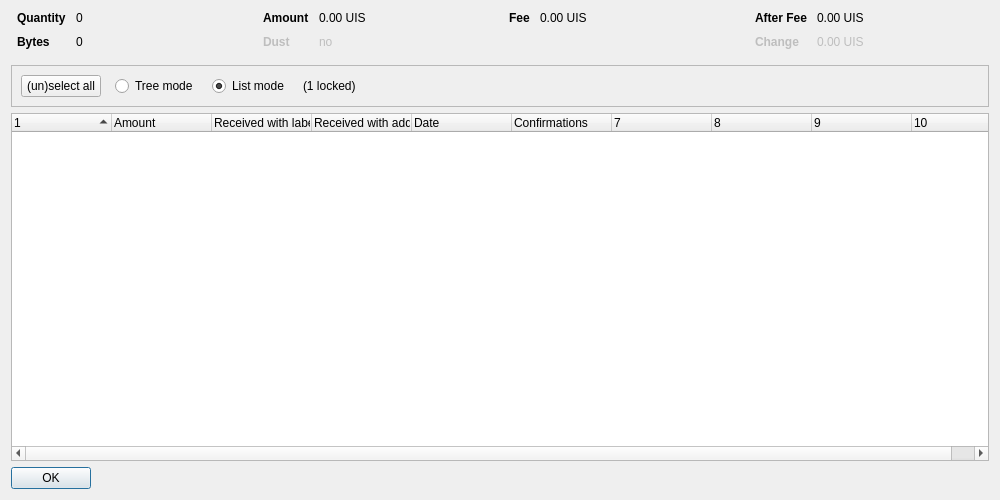
unitusdev/unitus, file src/qt/forms/coincontroldialog.ui: the form before one commit.
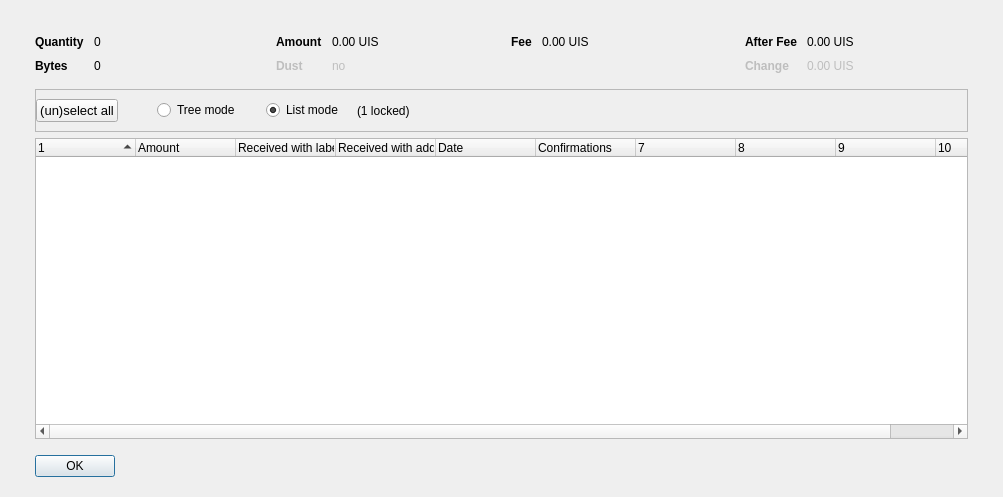
The form after the commit. Icons and pictures are not drawn. Custom widgets are drawn as their Qt base class.

```diff
--- a/src/qt/forms/coincontroldialog.ui
+++ b/src/qt/forms/coincontroldialog.ui
@@ -6,19 +6,178 @@
    <rect>
     <x>0</x>
     <y>0</y>
-    <width>1000</width>
-    <height>500</height>
+    <width>1003</width>
+    <height>497</height>
    </rect>
   </property>
   <property name="windowTitle">
    <string>Coin Selection</string>
   </property>
+  <property name="styleSheet">
+   <string notr="true">QDialog#CoinControlDialog
+{
+    background-image: url(:/backgrounds/headerbg);
+}
+QRadioButton {
+    color: #9ca6bd;
+}
+QRadioButton::indicator{
+    width: 19px;
+    height: 19px;
+    background-color: transparent;
+    image: url(&quot;:icons/radio_off&quot;);
+}
+QRadioButton::indicator:checked{
+    image: url(&quot;:icons/radio_on&quot;);
+}
+QRadioButton::indicator:disabled{
+    image: url(&quot;:icons/radio_off&quot;);
+}
+QTreeWidget {
+    background-color:transparent;
+    border-style: none;
+    color: #9ca6bd;
+    text-align: left;
+    font-size: 15px;
+}
+
+QTreeWidget &gt; QHeaderView::section {
+    background-color: transparent;
+    min-height: 50px;
+    color: #4b5773;
+    border-style:none;
+    border-radius: 5px;
+}
+
+QTreeWidget &gt; QHeaderView{
+    background-color: transparent;
+}
+
+QTreeWidget::item {
+    padding-left: 0px;
+    padding-right: 35px;
+    border: 0px;
+    background-color:#253252;
+    margin-top: 10px;
+    margin-bottom: 10px;
+    min-height: 50px;
+    color: #9ca6bd;
+}
+
+QTreeWidget::item:selected {
+    background-color:#273555;
+}
+
+QTreeWidget &gt; QHeaderView::section::item {
+    padding-left: 0px;
+    padding-right: 35px;
+/*    border: 0px;*/
+    text-align: left;
+    min-height: 50px;
+}
+
+QTreeWidget::indicator{
+    width: 15px;
+    height: 15px;
+    background-color: #1c2741;
+    border: 1px solid #151d31;
+    border-radius: 2px;
+    image: none;
+}
+QTreeWidget::indicator:checked{
+    image: url(&quot;:icons/check&quot;);
+}
+
+QScrollBar {
+    border: 1px solid #313e5e;
+    border-radius: 5px;
+    background:#313e5e;
+    width:10px;
+}
+
+QScrollBar::handle {
+   background: #3b82c9;
+   border: 4px solid #3b82c9;
+   border-radius: 4px;
+}
+
+QScrollBar::handle:hover {
+   background: #3575c5;
+   border: 4px solid #3575c5;
+   border-radius: 4px;
+}
+
+QScrollBar::handle:pressed {
+   background: #3575c5;
+   border: 4px solid #3575c5;
+   border-radius: 4px;
+}
+
+QScrollBar:vertical { width: 10px; }
+QScrollBar::handle:vertical { min-height: 10px; }
+QScrollBar::add-line:vertical { height: 0; background: none; }
+QScrollBar::sub-line:vertical { height: 0; background: none; }
+QScrollBar::add-page:vertical, QScrollBar::sub-page:vertical { height: 0; background: none; }
+
+QScrollBar:horizontal { height: 10px; }
+QScrollBar::handle:horizontal { min-width: 20px; }
+QScrollBar::add-line:horizontal { background: none; }
+QScrollBar::sub-line:horizontal { background: none; }
+QScrollBar::add-page:horizontal, QScrollBar::sub-page:horizontal { background: none; }
+
+QPushButton#pushButtonSelectAll
+{
+    background-color: #00000000;
+    border: none;
+    color: #188dcd;
+}
+
+QFrame#frameCoinControlMode
+{
+    border-style: solid;
+    border-width: 0px;
+}
+
+QLabel
+{
+    color: #4b5773;
+}
+QLabel#labelCoinControlQuantity,
+QLabel#labelCoinControlAmount,
+QLabel#labelCoinControlFee,
+QLabel#labelCoinControlAfterFee,
+QLabel#labelCoinControlBytes,
+QLabel#labelCoinControlLowOutput,
+QLabel#labelCoinControlChange
+{
+    color: #9ca6bd;
+}
+</string>
+  </property>
   <layout class="QVBoxLayout" name="verticalLayout">
+   <property name="leftMargin">
+    <number>35</number>
+   </property>
+   <property name="topMargin">
+    <number>35</number>
+   </property>
+   <property name="rightMargin">
+    <number>35</number>
+   </property>
+   <property name="bottomMargin">
+    <number>20</number>
+   </property>
    <item>
     <layout class="QHBoxLayout" name="horizontalLayoutTop" stretch="0,0,0,0">
+     <property name="leftMargin">
+      <number>0</number>
+     </property>
      <property name="topMargin">
       <number>0</number>
      </property>
+     <property name="rightMargin">
+      <number>0</number>
+     </property>
      <property name="bottomMargin">
       <number>10</number>
      </property>
@@ -31,7 +190,7 @@
         <number>10</number>
        </property>
        <property name="leftMargin">
-        <number>6</number>
+        <number>0</number>
        </property>
        <property name="rightMargin">
         <number>6</number>
@@ -318,8 +477,14 @@
       <enum>QFrame::Sunken</enum>
      </property>
      <layout class="QHBoxLayout" name="horizontalLayout">
+      <property name="leftMargin">
+       <number>0</number>
+      </property>
+      <property name="rightMargin">
+       <number>0</number>
+      </property>
       <item>
-       <layout class="QHBoxLayout" name="horizontalLayoutPanel" stretch="0,0,0,0,0">
+       <layout class="QHBoxLayout" name="horizontalLayoutPanel" stretch="0,0,0,0,0,0,0">
         <property name="spacing">
          <number>14</number>
         </property>
@@ -331,6 +496,11 @@
             <verstretch>0</verstretch>
            </sizepolicy>
           </property>
+          <property name="font">
+           <font>
+            <pointsize>10</pointsize>
+           </font>
+          </property>
           <property name="text">
            <string>(un)select all</string>
           </property>
@@ -339,6 +509,22 @@
           </property>
          </widget>
         </item>
+        <item>
+         <spacer name="horizontalSpacer_2">
+          <property name="orientation">
+           <enum>Qt::Horizontal</enum>
+          </property>
+          <property name="sizeType">
+           <enum>QSizePolicy::Fixed</enum>
+          </property>
+          <property name="sizeHint" stdset="0">
+           <size>
+            <width>25</width>
+            <height>20</height>
+           </size>
+          </property>
+         </spacer>
+        </item>
         <item>
          <widget class="QRadioButton" name="radioTreeMode">
           <property name="sizePolicy">
@@ -352,6 +538,22 @@
           </property>
          </widget>
         </item>
+        <item>
+         <spacer name="horizontalSpacer_3">
+          <property name="orientation">
+           <enum>Qt::Horizontal</enum>
+          </property>
+          <property name="sizeType">
+           <enum>QSizePolicy::Fixed</enum>
+          </property>
+          <property name="sizeHint" stdset="0">
+           <size>
+            <width>12</width>
+            <height>20</height>
+           </size>
+          </property>
+         </spacer>
+        </item>
         <item>
          <widget class="QRadioButton" name="radioListMode">
           <property name="sizePolicy">
@@ -398,6 +600,9 @@
      <property name="contextMenuPolicy">
       <enum>Qt::CustomContextMenu</enum>
      </property>
+     <property name="styleSheet">
+      <string notr="true"/>
+     </property>
      <property name="sortingEnabled">
       <bool>false</bool>
      </property>
@@ -465,6 +670,22 @@
      </column>
     </widget>
    </item>
+   <item>
+    <spacer name="verticalSpacer">
+     <property name="orientation">
+      <enum>Qt::Vertical</enum>
+     </property>
+     <property name="sizeType">
+      <enum>QSizePolicy::Fixed</enum>
+     </property>
+     <property name="sizeHint" stdset="0">
+      <size>
+       <width>20</width>
+       <height>10</height>
+      </size>
+     </property>
+    </spacer>
+   </item>
    <item>
     <widget class="QDialogButtonBox" name="buttonBox">
      <property name="sizePolicy">
```
